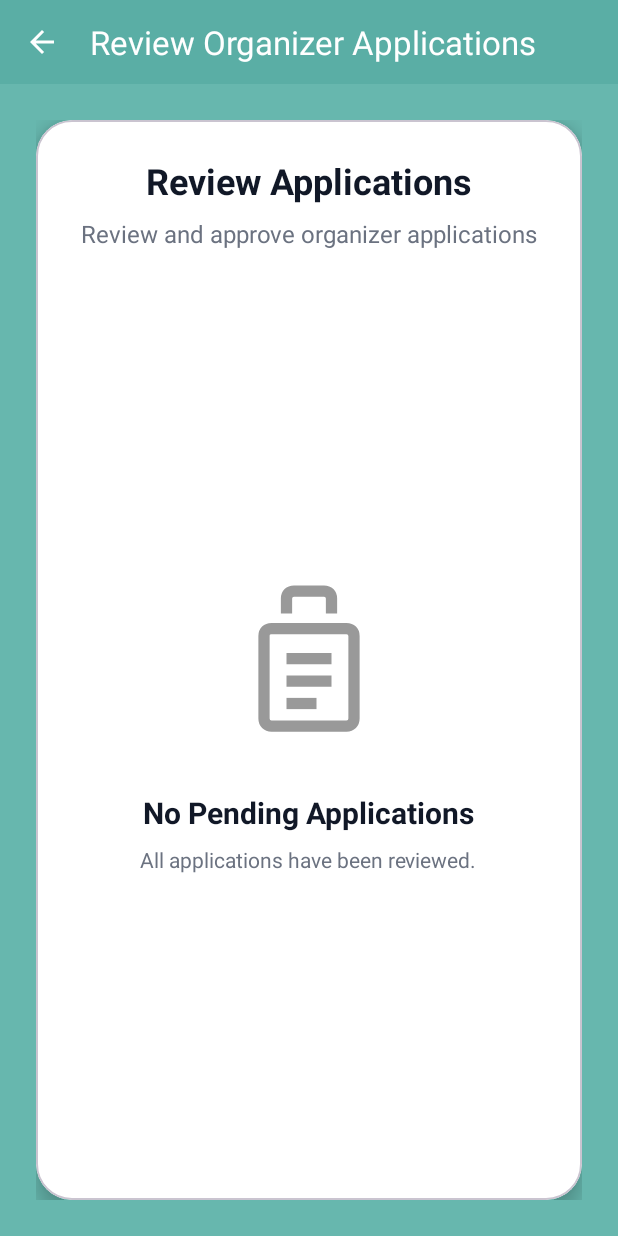
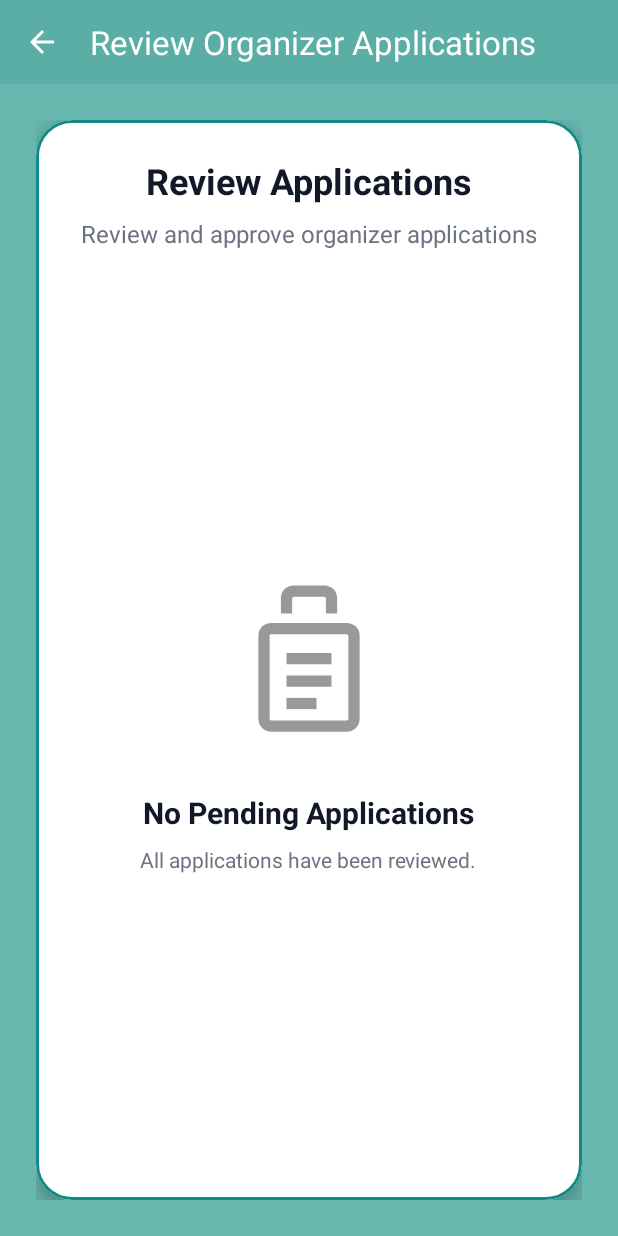
Before and after one commit to CMPUT301F25bingus/bingus0-cat, an Android app: the AdminReviewApplicationsActivity screen opened directly, with no data from a screen before it, on a phone screen of 412 x 824 dp. Run offline under Robolectric (Android 15) with nearby library versions, the phone set to English and light mode, and no system bars; our stand-ins replace Firebase (no records; nobody signed in at launch, a user with empty details on screens opened directly).

Commit message:
changed admin view : application card color

```diff
--- a/EventMaster/app/src/main/res/layout/activity_admin_review_applications.xml
+++ b/EventMaster/app/src/main/res/layout/activity_admin_review_applications.xml
@@ -31,7 +31,9 @@
             android:layout_gravity="top"
             app:cardCornerRadius="24dp"
             app:cardElevation="8dp"
-            app:cardBackgroundColor="@color/surface_white">
+            app:cardBackgroundColor="@color/surface_white"
+            app:strokeColor="@color/teal_dark"
+            app:strokeWidth="2dp">
 
             <LinearLayout
                 android:layout_width="match_parent"
--- a/EventMaster/app/src/main/res/layout/admin_item_application_row.xml
+++ b/EventMaster/app/src/main/res/layout/admin_item_application_row.xml
@@ -6,6 +6,7 @@
     android:layout_marginBottom="12dp"
     app:cardCornerRadius="12dp"
     app:cardElevation="2dp"
+    app:cardBackgroundColor="@color/status_badge_bg"
     android:clickable="true"
     android:focusable="true"
     app:rippleColor="@color/teal_dark">
```
